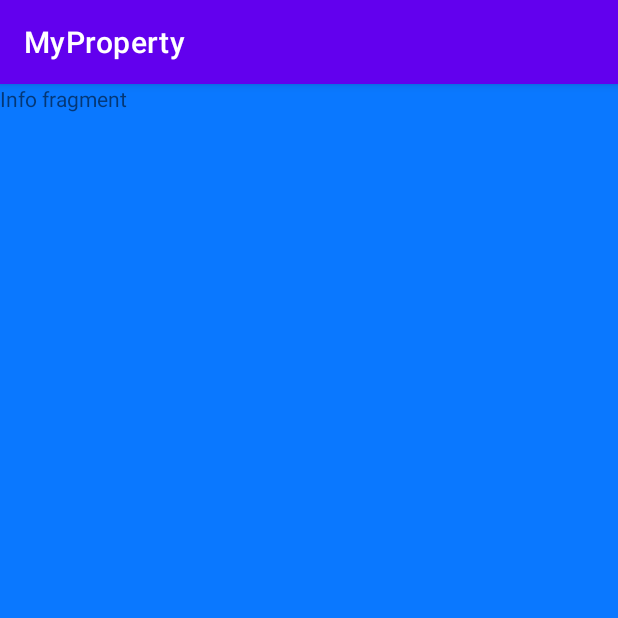
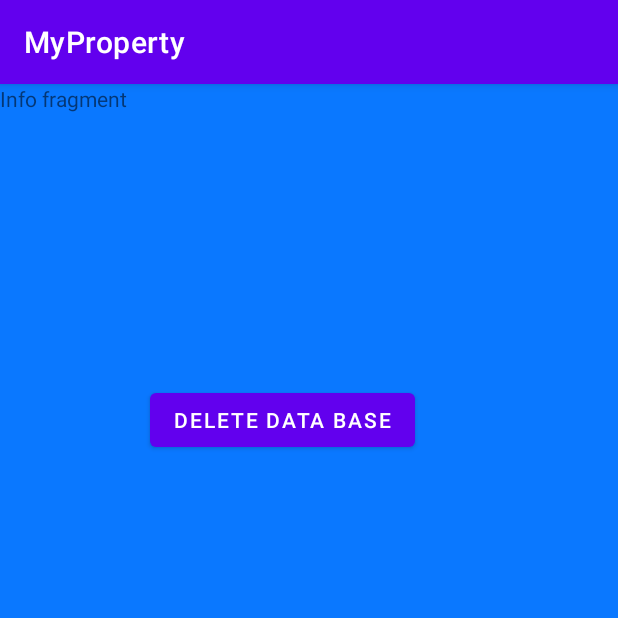
Before and after one commit to andreisdc/ProjectDAWN, an Android app: the InfoFragment screen opened through its navigation route, on a phone screen of 412 x 824 dp, the top half of it. Run offline under Robolectric (Android 15) with nearby library versions, the phone set to English and light mode, and no system bars.

Commit message:
Added delete data base button

```diff
--- a/app/src/main/java/com/pontic_studio/myproperty/MainActivity/Fragments/InfoFragment.java
+++ b/app/src/main/java/com/pontic_studio/myproperty/MainActivity/Fragments/InfoFragment.java
@@ -2,11 +2,14 @@ package com.pontic_studio.myproperty.MainActivity.Fragments;
 
 import android.os.Bundle;
 
+import androidx.annotation.NonNull;
+import androidx.annotation.Nullable;
 import androidx.fragment.app.Fragment;
 
 import android.view.LayoutInflater;
 import android.view.View;
 import android.view.ViewGroup;
+import android.widget.Button;
 
 import com.pontic_studio.myproperty.R;
 
@@ -63,4 +66,15 @@ public class InfoFragment extends Fragment {
         // Inflate the layout for this fragment
         return inflater.inflate(R.layout.fragment_info, container, false);
     }
+
+    public void onViewCreated(@NonNull View view, @Nullable Bundle savedInstanceState){
+        super.onViewCreated(view, savedInstanceState);
+        Button buttonDelete=view.findViewById(R.id.infoButtonDelete);
+        buttonDelete.setOnClickListener(new View.OnClickListener() {
+            @Override
+            public void onClick(View v) {
+
+            }
+        });
+    }
 }
--- a/app/src/main/res/layout/fragment_info.xml
+++ b/app/src/main/res/layout/fragment_info.xml
@@ -1,5 +1,6 @@
 <?xml version="1.0" encoding="utf-8"?>
-<FrameLayout xmlns:android="http://schemas.android.com/apk/res/android"
+<androidx.constraintlayout.widget.ConstraintLayout xmlns:android="http://schemas.android.com/apk/res/android"
+    xmlns:app="http://schemas.android.com/apk/res-auto"
     xmlns:tools="http://schemas.android.com/tools"
     android:layout_width="match_parent"
     android:layout_height="match_parent"
@@ -8,8 +9,23 @@
 
     <!-- TODO: Update blank fragment layout -->
     <TextView
+        android:id="@+id/textView2"
         android:layout_width="match_parent"
         android:layout_height="match_parent"
         android:text="Info fragment" />
 
-</FrameLayout>
+    <Button
+        android:id="@+id/infoButtonDelete"
+        android:layout_width="wrap_content"
+        android:layout_height="wrap_content"
+        android:layout_marginStart="100dp"
+        android:layout_marginTop="200dp"
+        android:text="Delete data base"
+        app:layout_constraintBottom_toTopOf="@+id/textView2"
+        app:layout_constraintEnd_toStartOf="@+id/textView2"
+        app:layout_constraintHorizontal_bias="0.0"
+        app:layout_constraintStart_toStartOf="parent"
+        app:layout_constraintTop_toTopOf="parent"
+        app:layout_constraintVertical_bias="0.0" />
+
+</androidx.constraintlayout.widget.ConstraintLayout>
```
